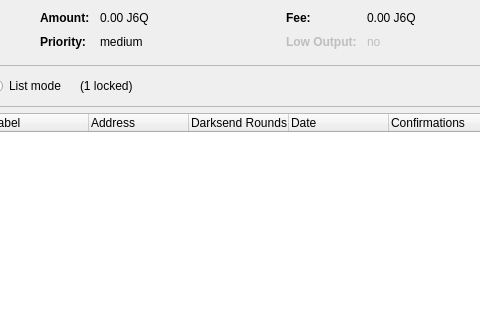
This is src/qt/forms/coincontroldialog.ui in PatriotBit/J6Q as Qt 5 draws it before an edit; both pictures show x 223 to 703 and y 0 to 320 of the 1000 by 500 pixel window. The edited form follows.
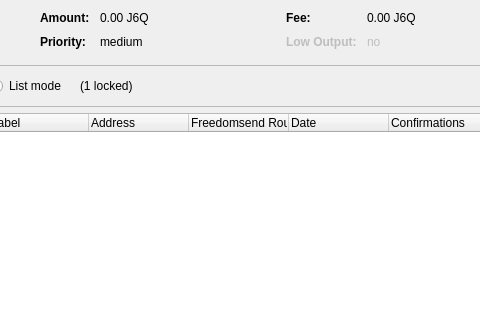
This is the edited form. Custom widgets are drawn as their Qt base class.

Commit message: darksend -> freedomsend

Patch:
```diff
--- a/src/qt/forms/coincontroldialog.ui
+++ b/src/qt/forms/coincontroldialog.ui
@@ -458,7 +458,7 @@
      </column>
      <column>
       <property name="text">
-       <string>Darksend Rounds</string>
+       <string>Freedomsend Rounds</string>
       </property>
      </column>
      <column>
```
The commit also changes 91 other files.
